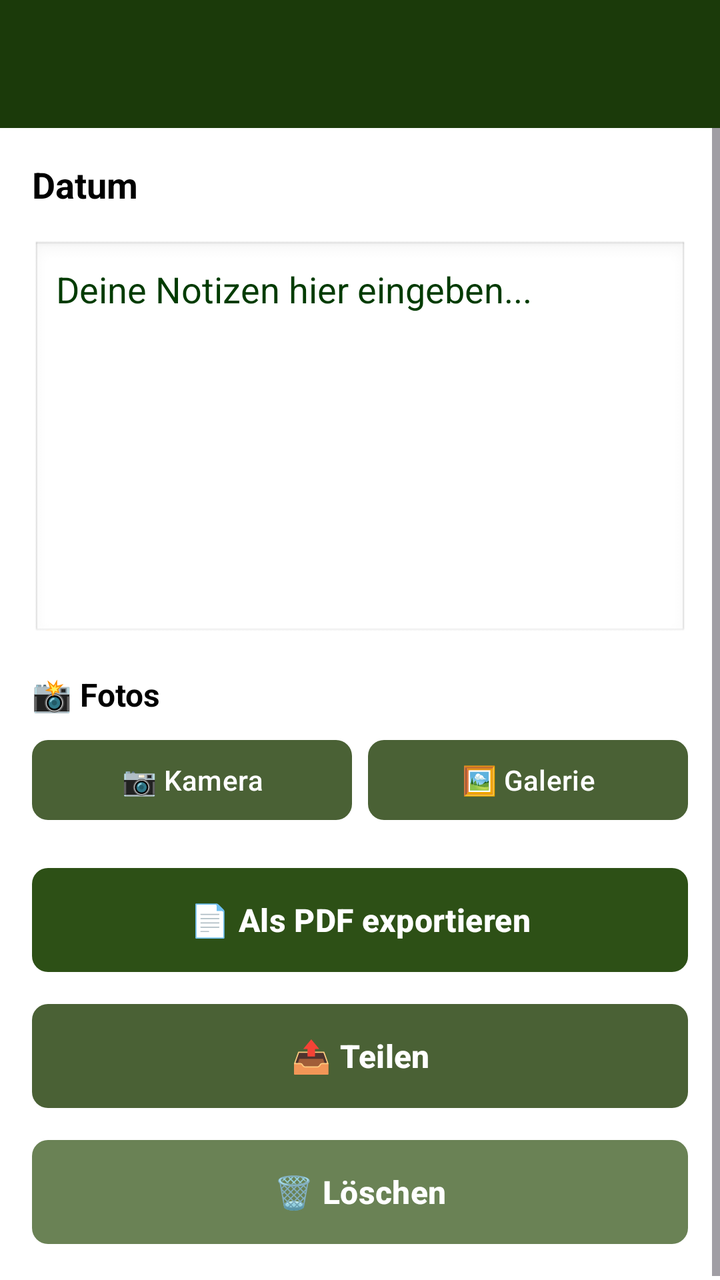
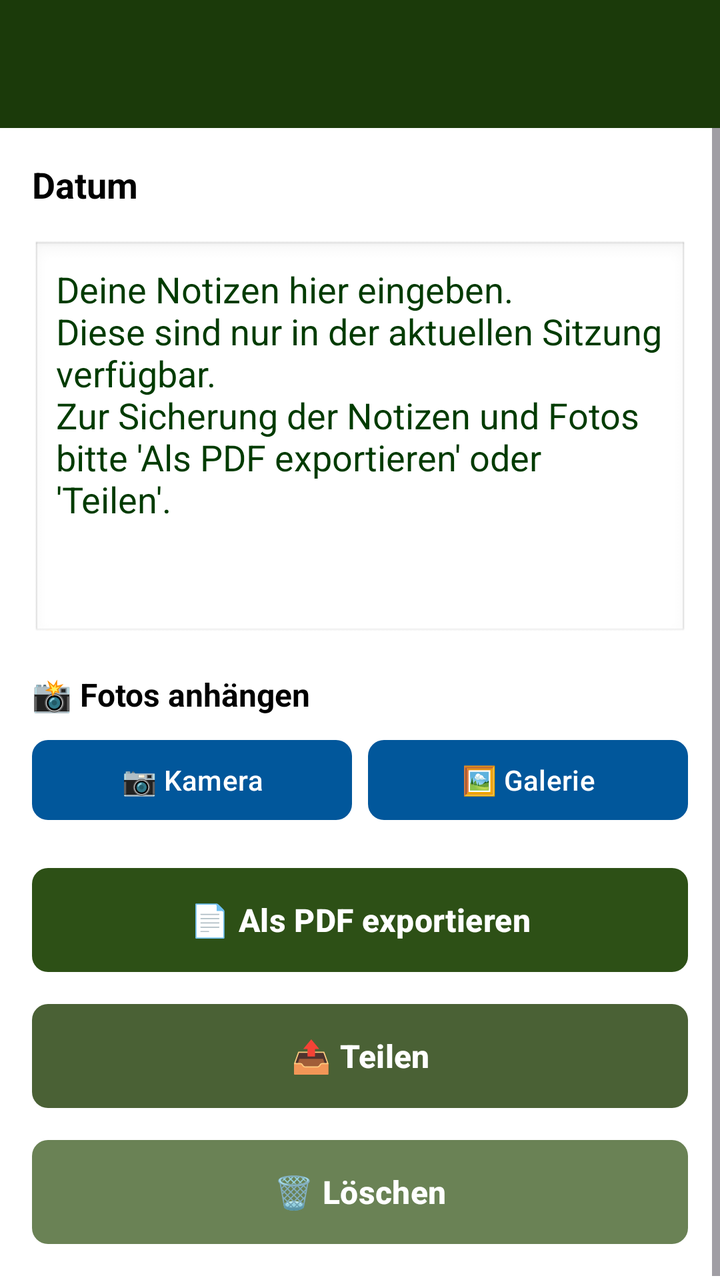

An Android layout rendered at two revisions. The XML below is the earlier revision; the diff shows what the commit changed to produce the second picture.
<!-- AndroidManifest.xml: activity theme Theme.HundeWildnis -->
<!-- res/layout/activity_daily_notes.xml -->
<?xml version="1.0" encoding="utf-8"?>
<androidx.coordinatorlayout.widget.CoordinatorLayout
    xmlns:android="http://schemas.android.com/apk/res/android"
    xmlns:app="http://schemas.android.com/apk/res-auto"
    android:layout_width="match_parent"
    android:layout_height="match_parent">

    <com.google.android.material.appbar.AppBarLayout
        android:id="@+id/appbar"
        android:layout_width="match_parent"
        android:layout_height="wrap_content"
        android:fitsSystemWindows="true">

        <androidx.appcompat.widget.Toolbar
            android:id="@+id/toolbar"
            android:layout_width="match_parent"
            android:layout_height="?attr/actionBarSize"
            android:background="#1B3A0A"
            app:titleTextColor="#FFFFFF" />
    </com.google.android.material.appbar.AppBarLayout>

    <ScrollView
        android:layout_width="match_parent"
        android:layout_height="match_parent"
        app:layout_behavior="@string/appbar_scrolling_view_behavior">

        <LinearLayout
            android:layout_width="match_parent"
            android:layout_height="wrap_content"
            android:orientation="vertical"
            android:padding="16dp">

            
            <TextView
                android:id="@+id/tvDate"
                android:layout_width="match_parent"
                android:layout_height="wrap_content"
                android:text="Datum"
                android:textSize="18sp"
                android:textStyle="bold"
                android:textColor="?android:attr/textColorPrimary"
                android:layout_marginBottom="16dp" />

            
            <EditText
                android:id="@+id/etNotes"
                android:layout_width="match_parent"
                android:layout_height="200dp"
                android:hint="Deine Notizen hier eingeben..."
                android:textColorHint="@color/dark_green"
                android:textColor="#000000"
                android:gravity="top|start"
                android:padding="12dp"
                android:background="@android:drawable/edit_text"
                android:inputType="textMultiLine|textCapSentences"
                android:layout_marginBottom="16dp" />

            
            <TextView
                android:layout_width="match_parent"
                android:layout_height="wrap_content"
                android:text="📸 Fotos"
                android:textSize="16sp"
                android:textStyle="bold"
                android:textColor="?android:attr/textColorPrimary"
                android:layout_marginBottom="8dp" />

            
            <LinearLayout
                android:layout_width="match_parent"
                android:layout_height="wrap_content"
                android:orientation="horizontal"
                android:layout_marginBottom="16dp">

                <com.google.android.material.button.MaterialButton
                    android:id="@+id/btnCamera"
                    android:layout_width="0dp"
                    android:layout_height="wrap_content"
                    android:layout_weight="1"
                    android:text="📷 Kamera"
                    android:textSize="14sp"
                    app:cornerRadius="8dp"
                    app:backgroundTint="#4a6135"
                    android:textColor="#FFFFFF"
                    android:layout_marginEnd="8dp" />

                <com.google.android.material.button.MaterialButton
                    android:id="@+id/btnGallery"
                    android:layout_width="0dp"
                    android:layout_height="wrap_content"
                    android:layout_weight="1"
                    android:text="🖼️ Galerie"
                    android:textSize="14sp"
                    app:cornerRadius="8dp"
                    app:backgroundTint="#4a6135"
                    android:textColor="#FFFFFF" />

            </LinearLayout>

            
            <androidx.recyclerview.widget.RecyclerView
                android:id="@+id/rvPhotos"
                android:layout_width="match_parent"
                android:layout_height="wrap_content"
                android:layout_marginBottom="16dp"
                android:visibility="gone" />

            
            <com.google.android.material.button.MaterialButton
                android:id="@+id/btnExportPdf"
                android:layout_width="match_parent"
                android:layout_height="60dp"
                android:text="📄 Als PDF exportieren"
                android:textSize="16sp"
                android:textStyle="bold"
                app:cornerRadius="8dp"
                app:backgroundTint="#2d5016"
                android:textColor="#FFFFFF"
                android:layout_marginBottom="8dp" />

            <com.google.android.material.button.MaterialButton
                android:id="@+id/btnShare"
                android:layout_width="match_parent"
                android:layout_height="60dp"
                android:text="📤 Teilen"
                android:textSize="16sp"
                android:textStyle="bold"
                app:cornerRadius="8dp"
                app:backgroundTint="#4a6135"
                android:textColor="#FFFFFF"
                android:layout_marginBottom="8dp" />

            <com.google.android.material.button.MaterialButton
                android:id="@+id/btnClear"
                android:layout_width="match_parent"
                android:layout_height="60dp"
                android:text="🗑️ Löschen"
                android:textSize="16sp"
                android:textStyle="bold"
                app:cornerRadius="8dp"
                app:backgroundTint="#6a8255"
                android:textColor="#FFFFFF" />

        </LinearLayout>
    </ScrollView>

</androidx.coordinatorlayout.widget.CoordinatorLayout>
<!-- resources referenced by this layout -->
<resources>
  <color name="dark_green">#003b00</color>
  <style name="Theme.HundeWildnis" parent="Base.Theme.HundeWildnis" />
  <style name="Base.Theme.HundeWildnis" parent="Theme.Material3.Light.NoActionBar">
          <item name="colorPrimary">#2d5016</item>
          <item name="colorPrimaryVariant">#1a3009</item>
          <item name="colorOnPrimary">#FFFFFF</item>
          <item name="colorSecondary">#6b8e4e</item>
          <item name="colorSecondaryVariant">#4a6135</item>
          <item name="colorOnSecondary">#000000</item>
          <item name="android:statusBarColor">?attr/colorPrimaryVariant</item>
  
          <item name="android:navigationBarColor">@android:color/transparent</item>
          <item name="android:windowLightStatusBar">true</item>
          <item name="android:windowLightNavigationBar">true</item>
          <item name="android:enforceNavigationBarContrast" tools:targetApi="q">false</item>
          <item name="android:enforceStatusBarContrast" tools:targetApi="q">false</item>
  
          
          <item name="colorAccent">#2d5016</item>
          <item name="android:textColorPrimary">#000000</item>
  
          
          <item name="materialAlertDialogTheme">@style/AlertDialogTheme</item>
  
          
          <item name="actionMenuTextColor">#FFFFFF</item>
  
          
          <item name="android:windowBackground">#FFFFFF</item>
          <item name="android:colorBackground">#FFFFFF</item>
      </style>
  <style name="AlertDialogTheme" parent="ThemeOverlay.Material3.MaterialAlertDialog">
          
          <item name="colorSurface">#FFFFFF</item>
  
          
          <item name="colorOnSurface">#000000</item>
          <item name="android:textColorPrimary">#000000</item>
  
          
          <item name="buttonBarPositiveButtonStyle">@style/DialogButtonStyle.Light</item>
          <item name="buttonBarNegativeButtonStyle">@style/DialogButtonStyle.Light</item>
          <item name="buttonBarNeutralButtonStyle">@style/DialogButtonStyle.Light</item>
      </style>
  <style name="DialogButtonStyle.Light" parent="Widget.Material3.Button.TextButton.Dialog">
          
          <item name="android:textColor">#2d5016</item>
  
          
          <item name="backgroundTint">@android:color/transparent</item>
  
          
          <item name="rippleColor">#332d5016</item>
      </style>
</resources>

<!-- the commit's change to res/layout/activity_daily_notes.xml (unified diff, before → after) -->
@@ -46,7 +46,7 @@
                 android:id="@+id/etNotes"
                 android:layout_width="match_parent"
                 android:layout_height="200dp"
-                android:hint="Deine Notizen hier eingeben..."
+                android:hint="Deine Notizen hier eingeben. \nDiese sind nur in der aktuellen Sitzung verfügbar. \nZur Sicherung der Notizen und Fotos bitte 'Als PDF exportieren' oder 'Teilen'. "
                 android:textColorHint="@color/dark_green"
                 android:textColor="#000000"
                 android:gravity="top|start"
@@ -59,7 +59,7 @@
             <TextView
                 android:layout_width="match_parent"
                 android:layout_height="wrap_content"
-                android:text="📸 Fotos"
+                android:text="📸 Fotos anhängen"
                 android:textSize="16sp"
                 android:textStyle="bold"
                 android:textColor="?android:attr/textColorPrimary"
@@ -80,7 +80,7 @@
                     android:text="📷 Kamera"
                     android:textSize="14sp"
                     app:cornerRadius="8dp"
-                    app:backgroundTint="#4a6135"
+                    app:backgroundTint="#01579B"
                     android:textColor="#FFFFFF"
                     android:layout_marginEnd="8dp" />
 
@@ -92,7 +92,7 @@
                     android:text="🖼️ Galerie"
                     android:textSize="14sp"
                     app:cornerRadius="8dp"
-                    app:backgroundTint="#4a6135"
+                    app:backgroundTint="#01579B"
                     android:textColor="#FFFFFF" />
 
             </LinearLayout>
